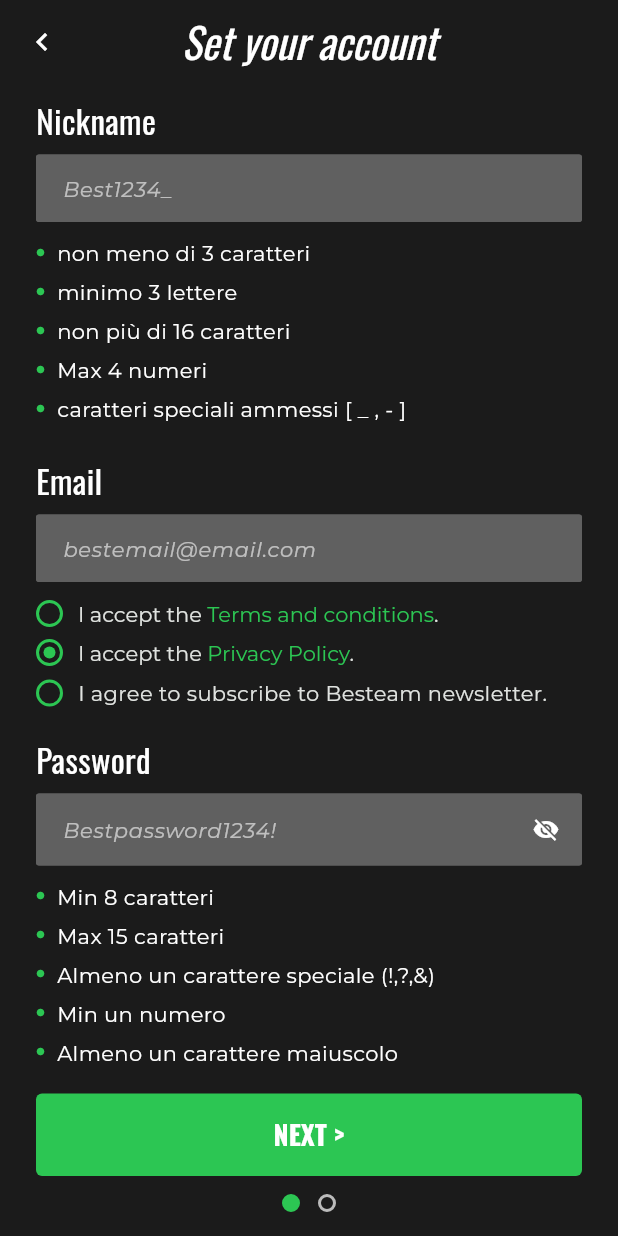
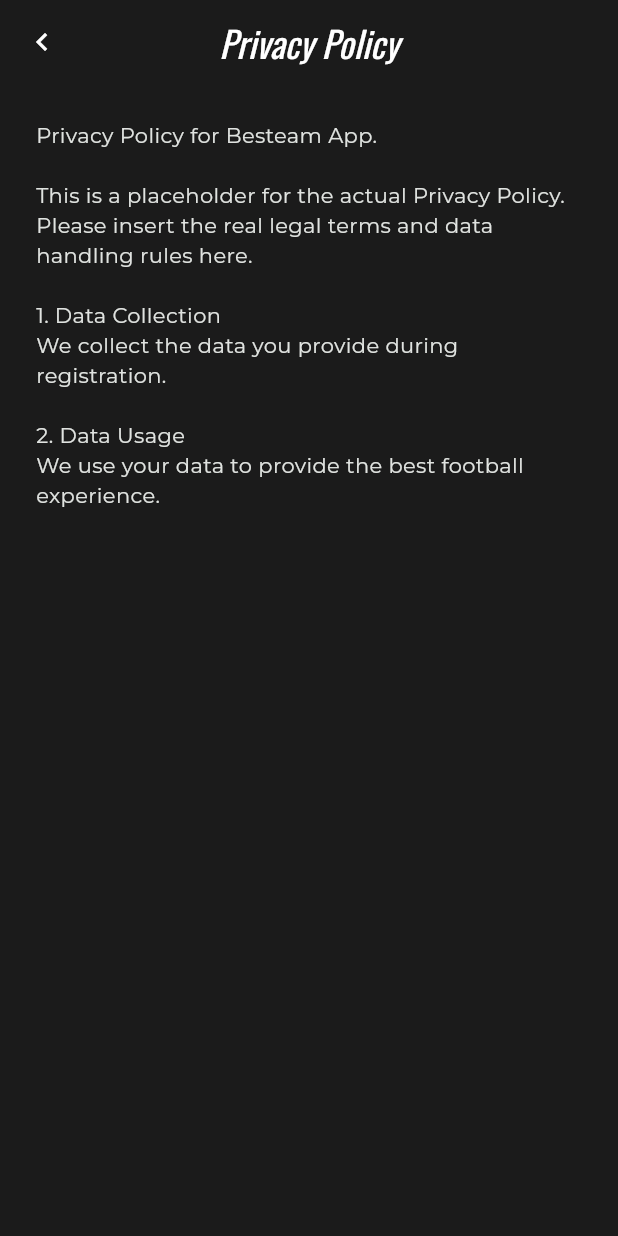
Before and after one commit to rokko/besteamapp, a Flutter app: the RegistrationFlowPage screen opened by its route, after a tap on an icon or button, on a phone screen of 412 x 824 dp. Run offline on Flutter 3.47's test engine with Material 3 defaults, Android fonts, the phone set to English and light mode, and no system bars; our stand-ins replace go_router, google_fonts, smooth_page_indicator; missing offline and left inert: mobile_scanner.

Commit message:
feat: implement multi-step user registration flow and privacy page with routing configuration

```diff
--- a/lib/main.dart
+++ b/lib/main.dart
@@ -5,6 +5,7 @@
 import 'package:flutter/material.dart';
 import 'package:go_router/go_router.dart';
 import 'package:besteamapp/registrazione/registrazione.dart';
+import 'package:besteamapp/registrazione/privacy_page.dart';
 import 'package:besteamapp/notifiche/notification.dart';
 import 'package:besteamapp/playpage/play_page.dart';
 import 'package:besteamapp/playpage/single_where.dart';
@@ -18,11 +19,12 @@
 void main() => runApp(const MyApp());
 
 final _router = GoRouter(
-  initialLocation: '/home',
+  initialLocation: '/splash',
   routes: [
     GoRoute(path: '/splash', builder: (_, __) => const SplashPage()),
     GoRoute(path: '/onboarding', builder: (_, __) => const OnboardingPage()),
     GoRoute(path: '/registrazione', builder: (_, __) => const RegistrationFlowPage()),
+    GoRoute(path: '/privacy', builder: (_, __) => const PrivacyPage()),
     GoRoute(path: '/home', builder: (_, __) => const HomePage()),
      GoRoute(
       path: '/notifications',
--- /dev/null
+++ b/lib/registrazione/privacy_page.dart
@@ -0,0 +1,45 @@
+import 'package:flutter/material.dart';
+import 'package:go_router/go_router.dart';
+import 'package:google_fonts/google_fonts.dart';
+
+class PrivacyPage extends StatelessWidget {
+  const PrivacyPage({super.key});
+
+  @override
+  Widget build(BuildContext context) {
+    return Scaffold(
+      backgroundColor: const Color(0xFF1B1B1B),
+      appBar: AppBar(
+        backgroundColor: const Color(0xFF1B1B1B),
+        elevation: 0,
+        leading: IconButton(
+          icon: const Icon(Icons.chevron_left, color: Colors.white),
+          onPressed: () => context.pop(),
+        ),
+        title: Text(
+          'Privacy Policy',
+          style: GoogleFonts.oswald(fontSize: 24, color: Colors.white, fontStyle: FontStyle.italic),
+        ),
+        centerTitle: true,
+      ),
+      body: SingleChildScrollView(
+        padding: const EdgeInsets.all(24.0),
+        child: Text(
+          '''
+Privacy Policy for Besteam App.
+
+This is a placeholder for the actual Privacy Policy.
+Please insert the real legal terms and data handling rules here.
+
+1. Data Collection
+We collect the data you provide during registration.
+
+2. Data Usage
+We use your data to provide the best football experience.
+          ''',
+          style: GoogleFonts.montserrat(fontSize: 14, color: const Color(0xFFE0E3E0)),
+        ),
+      ),
+    );
+  }
+}
--- a/lib/registrazione/registrazione.dart
+++ b/lib/registrazione/registrazione.dart
@@ -1,3 +1,4 @@
+import 'package:flutter/gestures.dart';
 import 'package:flutter/material.dart';
 import 'package:go_router/go_router.dart';
 import 'package:google_fonts/google_fonts.dart';
@@ -30,6 +31,7 @@
    bool _newsletter = false;
    bool _privacyAccepted = false;
    bool _obscurePassword = true;
+   bool _obscureConfirm = true;
 
   // ---- STEP 2 ----
   final _form2 = GlobalKey<FormState>();
@@ -299,7 +301,9 @@
                                    const TextSpan(text: 'I accept the '),
                                    TextSpan(
                                        text: 'Privacy Policy',
-                                       style: _body.copyWith(color: kPrimary)),
+                                       style: _body.copyWith(color: kPrimary, decoration: TextDecoration.underline),
+                                       recognizer: TapGestureRecognizer()..onTap = () => context.push('/privacy'),
+                                   ),
                                    const TextSpan(text: '.'),
                                  ],
                                ),
@@ -345,9 +349,18 @@
                           const SizedBox(height: 8),
                           TextFormField(
                             controller: _confirm,
-                            obscureText: true,
+                            obscureText: _obscureConfirm,
                             style: _body.copyWith(color: Colors.white),
-                            decoration: _field(hint: 'Bestpassword1234_'),
+                            decoration: _field(
+                              hint: 'Bestpassword1234_',
+                              suffix: IconButton(
+                                icon: Icon(
+                                  _obscureConfirm ? Icons.visibility_off : Icons.visibility,
+                                  color: Colors.white,
+                                ),
+                                onPressed: () => setState(() => _obscureConfirm = !_obscureConfirm),
+                              ),
+                            ),
                             validator: (v) => (v != _password.text) ? 'Le password non coincidono' : null,
                           ),
                           const SizedBox(height: 24),
```
